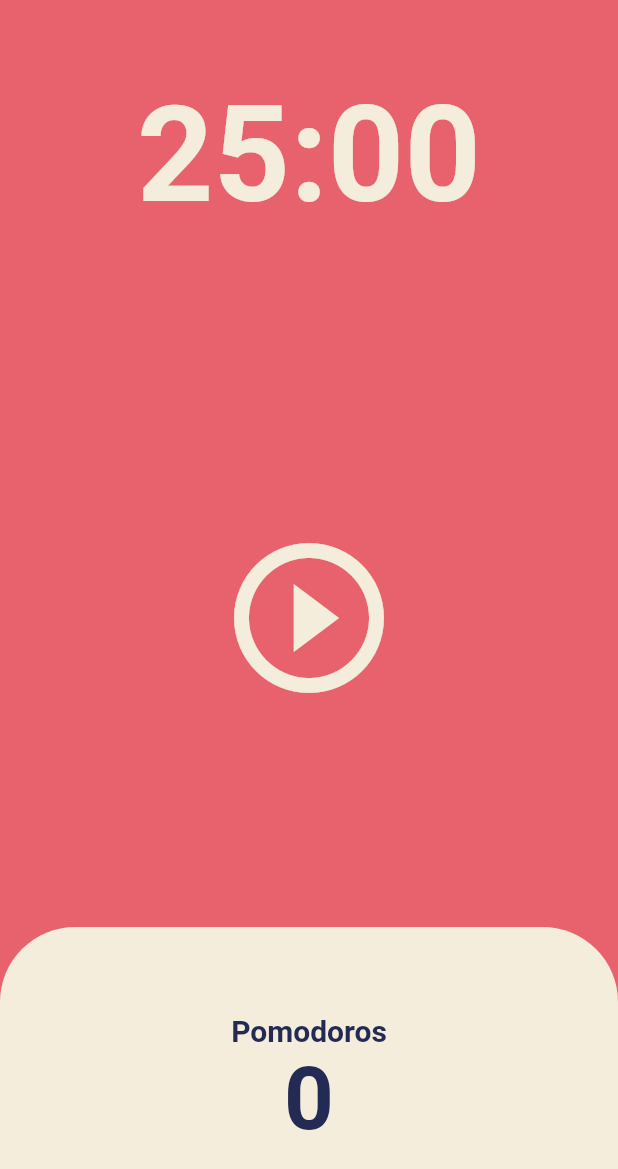
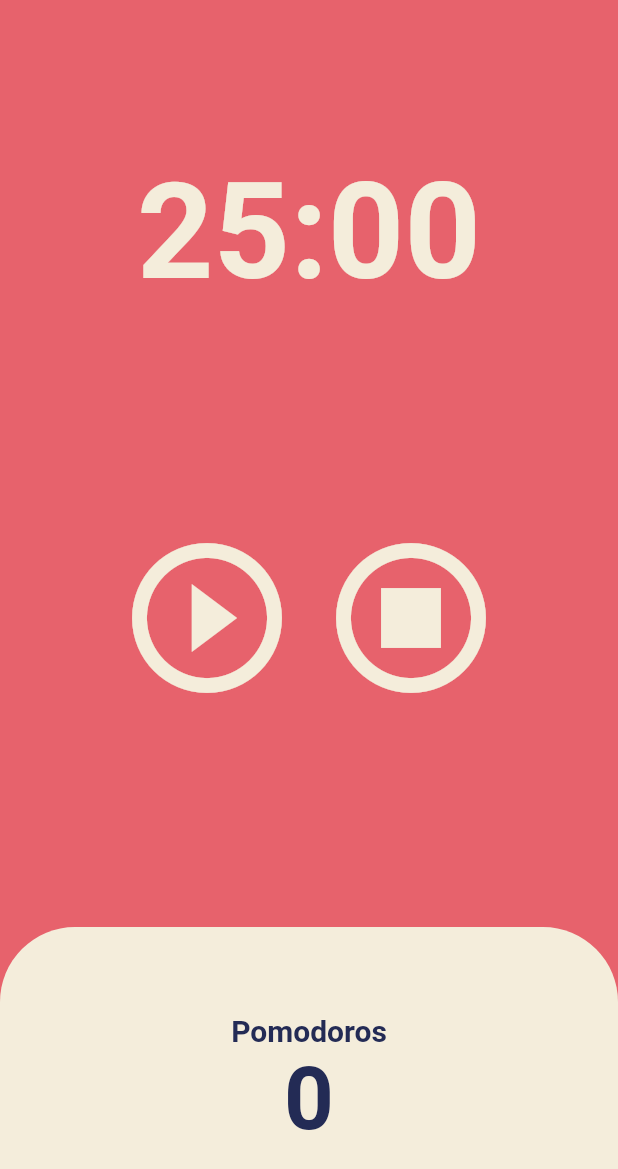
Before and after one commit to DH-Koo/Flutter-Study-nico, a Flutter app: the screen it shows after launch, on a phone screen of 412 x 824 dp. Shown: the top 1169 px of the screen. Run offline on Flutter 3.47's test engine with Material 2 defaults, Android fonts, the phone set to English and light mode, and no system bars.

Commit message:
code challenge: reset button

```diff
--- a/lib/screens/home_screen.dart
+++ b/lib/screens/home_screen.dart
@@ -47,6 +47,14 @@ class _HomeScreenState extends State<HomeScreen> {
     });
   }
 
+  void onResetPressed() {
+    setState(() {
+      isRunning = false;
+      totalSeconds = twentyFiveMinutes;
+    });
+    timer.cancel();
+  }
+
   String format(int seconds) {
     var duration = Duration(seconds: seconds);
     return duration.toString().split(".").first.substring(2, 7);
@@ -61,7 +69,7 @@ class _HomeScreenState extends State<HomeScreen> {
           Flexible(
             flex: 1,
             child: Container(
-              alignment: Alignment.center,
+              alignment: Alignment.bottomCenter,
               child: Text(
                 format(totalSeconds),
                 style: TextStyle(
@@ -74,13 +82,24 @@ class _HomeScreenState extends State<HomeScreen> {
           Flexible(
             flex: 2,
             child: Center(
-              child: IconButton(
+              child: Row(
+                mainAxisAlignment: MainAxisAlignment.center,
+                children: [
+                  IconButton(
                     icon: Icon(isRunning
                         ? Icons.pause_circle_outline
                         : Icons.play_circle_outline),
                     onPressed: isRunning ? onPausePressed : onStartPressed,
                     iconSize: 120,
                     color: Theme.of(context).cardColor,
+                  ),
+                  IconButton(
+                    icon: const Icon(Icons.stop_circle_outlined),
+                    onPressed: onResetPressed,
+                    iconSize: 120,
+                    color: Theme.of(context).cardColor,
+                  ),
+                ],
               ),
             ),
           ),
```
Lines whose indentation alone changed are shown as unchanged.
